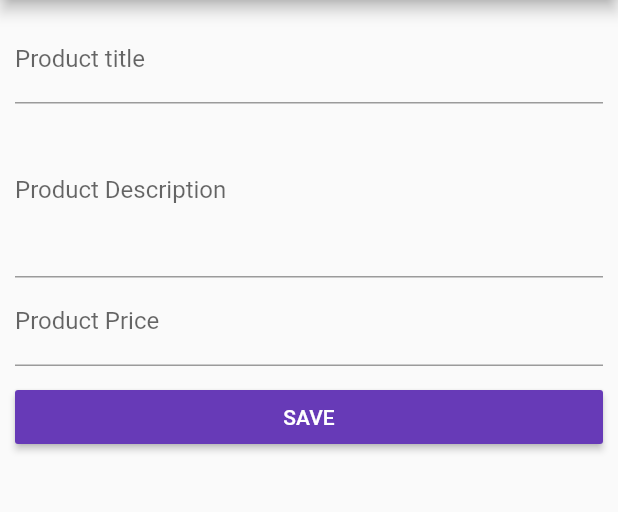
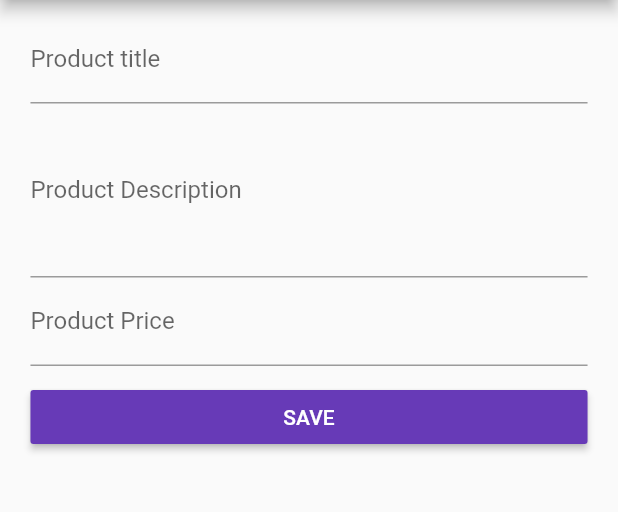
Before and after one commit to Juanchoalric/flutter_course, a Flutter app: the ProductAdminPage screen opened by its route, on a phone screen of 412 x 824 dp, the part 195-707 px from its top. Run offline on Flutter 3.47's test engine with Material 2 defaults, Android fonts, the phone set to English and light mode, and no system bars.

Commit message:
theme edit

```diff
--- a/lib/main.dart
+++ b/lib/main.dart
@@ -40,8 +40,10 @@ class MyAppState extends State<MyApp> {
     return MaterialApp(
       //debugShowMaterialGrid: true,
       theme: ThemeData(
+        brightness: Brightness.light,
         primarySwatch: Colors.deepOrange,
         accentColor: Colors.deepPurple,
+        buttonColor: Colors.deepPurple,
       ),
       //home: AuthPage(),
       routes: {
--- a/lib/pages/auth.dart
+++ b/lib/pages/auth.dart
@@ -56,6 +56,9 @@ class AuthPageState extends State<AuthPage> {
 
   @override
   Widget build(BuildContext context) {
+    final double deviceWidth = MediaQuery.of(context).size.width;
+    final double targetWidth = deviceWidth > 550.0 ? 500.0 : deviceWidth * 0.95;
+
     return Scaffold(
       drawer: Drawer(
         child: Column(
@@ -83,6 +86,8 @@ class AuthPageState extends State<AuthPage> {
         ),
         child: Center(
           child: SingleChildScrollView(
+            child: Container(
+              width: targetWidth,
                           child: Column(
                 children: <Widget>[
                   _builEmailTextField(),
@@ -109,6 +114,7 @@ class AuthPageState extends State<AuthPage> {
             ),
           ),
         ),
+      ),
     );
   }
 }
--- a/lib/pages/product_create.dart
+++ b/lib/pages/product_create.dart
@@ -63,9 +63,14 @@ class ProductCreatePageState extends State<ProductCreatePage> {
 
   @override
   Widget build(BuildContext context) {
+
+    final double deviceWidth = MediaQuery.of(context).size.width;
+    final double targetWidth = deviceWidth > 550.0 ? 500.0 : deviceWidth * 0.95;
+    final double targetPadding = deviceWidth - targetWidth;
     return Container(
       margin: EdgeInsets.all(10.0),
       child: ListView(
+        padding: EdgeInsets.symmetric(horizontal: targetPadding / 2),
         children: <Widget>[
           _buildTitleTextField(),
           _buildDescriptionTextField(),
@@ -74,7 +79,6 @@ class ProductCreatePageState extends State<ProductCreatePage> {
             height: 10.0,
           ),
           RaisedButton(
-            color: Theme.of(context).accentColor,
             textColor: Colors.white,
             child: Text('SAVE'),
             onPressed: _submitForm,
```
Also changed, not shown: pubspec.lock. Lines whose indentation alone changed are shown as unchanged.
